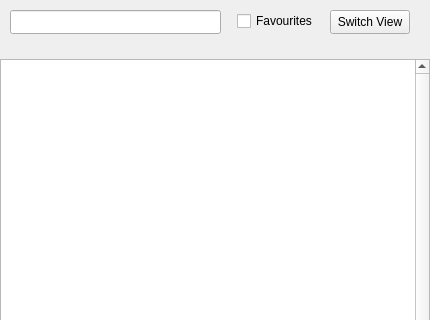
The window that mainwindow.ui (duchaso/contact_list_viewer) describes before a commit, drawn with Qt 5; both pictures show x 0 to 430 and y 0 to 320 of the 430 by 600 pixel window.
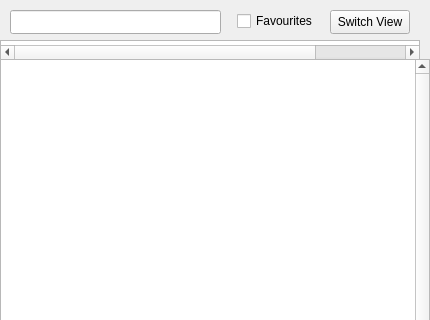
The same window after the commit.

What changed in the file:
```diff
--- a/mainwindow.ui
+++ b/mainwindow.ui
@@ -154,6 +154,311 @@
      </rect>
     </property>
    </widget>
+   <widget class="QTableWidget" name="tableWidget_2">
+    <property name="geometry">
+     <rect>
+      <x>0</x>
+      <y>40</y>
+      <width>420</width>
+      <height>20</height>
+     </rect>
+    </property>
+    <property name="autoFillBackground">
+     <bool>false</bool>
+    </property>
+    <property name="showGrid">
+     <bool>false</bool>
+    </property>
+    <attribute name="horizontalHeaderVisible">
+     <bool>false</bool>
+    </attribute>
+    <attribute name="horizontalHeaderMinimumSectionSize">
+     <number>16</number>
+    </attribute>
+    <attribute name="horizontalHeaderDefaultSectionSize">
+     <number>16</number>
+    </attribute>
+    <attribute name="horizontalHeaderHighlightSections">
+     <bool>true</bool>
+    </attribute>
+    <attribute name="verticalHeaderVisible">
+     <bool>false</bool>
+    </attribute>
+    <attribute name="verticalHeaderMinimumSectionSize">
+     <number>16</number>
+    </attribute>
+    <attribute name="verticalHeaderDefaultSectionSize">
+     <number>16</number>
+    </attribute>
+    <attribute name="verticalHeaderHighlightSections">
+     <bool>true</bool>
+    </attribute>
+    <row>
+     <property name="text">
+      <string>New Row</string>
+     </property>
+    </row>
+    <column>
+     <property name="text">
+      <string>New Column</string>
+     </property>
+    </column>
+    <column>
+     <property name="text">
+      <string>New Column</string>
+     </property>
+    </column>
+    <column>
+     <property name="text">
+      <string>New Column</string>
+     </property>
+    </column>
+    <column>
+     <property name="text">
+      <string>New Column</string>
+     </property>
+    </column>
+    <column>
+     <property name="text">
+      <string>New Column</string>
+     </property>
+    </column>
+    <column>
+     <property name="text">
+      <string>New Column</string>
+     </property>
+    </column>
+    <column>
+     <property name="text">
+      <string>New Column</string>
+     </property>
+    </column>
+    <column>
+     <property name="text">
+      <string>New Column</string>
+     </property>
+    </column>
+    <column>
+     <property name="text">
+      <string>New Column</string>
+     </property>
+    </column>
+    <column>
+     <property name="text">
+      <string>New Column</string>
+     </property>
+    </column>
+    <column>
+     <property name="text">
+      <string>New Column</string>
+     </property>
+    </column>
+    <column>
+     <property name="text">
+      <string>New Column</string>
+     </property>
+    </column>
+    <column>
+     <property name="text">
+      <string>New Column</string>
+     </property>
+    </column>
+    <column>
+     <property name="text">
+      <string>New Column</string>
+     </property>
+    </column>
+    <column>
+     <property name="text">
+      <string>New Column</string>
+     </property>
+    </column>
+    <column>
+     <property name="text">
+      <string>New Column</string>
+     </property>
+    </column>
+    <column>
+     <property name="text">
+      <string>New Column</string>
+     </property>
+    </column>
+    <column>
+     <property name="text">
+      <string>New Column</string>
+     </property>
+    </column>
+    <column>
+     <property name="text">
+      <string>New Column</string>
+     </property>
+    </column>
+    <column>
+     <property name="text">
+      <string>New Column</string>
+     </property>
+    </column>
+    <column>
+     <property name="text">
+      <string>New Column</string>
+     </property>
+    </column>
+    <column>
+     <property name="text">
+      <string>New Column</string>
+     </property>
+    </column>
+    <column>
+     <property name="text">
+      <string>New Column</string>
+     </property>
+    </column>
+    <column>
+     <property name="text">
+      <string>New Column</string>
+     </property>
+    </column>
+    <column>
+     <property name="text">
+      <string>New Column</string>
+     </property>
+    </column>
+    <column>
+     <property name="text">
+      <string>New Column</string>
+     </property>
+    </column>
+    <item row="0" column="0">
+     <property name="text">
+      <string>a</string>
+     </property>
+    </item>
+    <item row="0" column="1">
+     <property name="text">
+      <string>b</string>
+     </property>
+    </item>
+    <item row="0" column="2">
+     <property name="text">
+      <string>c</string>
+     </property>
+    </item>
+    <item row="0" column="3">
+     <property name="text">
+      <string>d</string>
+     </property>
+    </item>
+    <item row="0" column="4">
+     <property name="text">
+      <string>e</string>
+     </property>
+    </item>
+    <item row="0" column="5">
+     <property name="text">
+      <string>f</string>
+     </property>
+    </item>
+    <item row="0" column="6">
+     <property name="text">
+      <string>g</string>
+     </property>
+    </item>
+    <item row="0" column="7">
+     <property name="text">
+      <string>h</string>
+     </property>
+    </item>
+    <item row="0" column="8">
+     <property name="text">
+      <string>i</string>
+     </property>
+    </item>
+    <item row="0" column="9">
+     <property name="text">
+      <string>j</string>
+     </property>
+    </item>
+    <item row="0" column="10">
+     <property name="text">
+      <string>k</string>
+     </property>
+    </item>
+    <item row="0" column="11">
+     <property name="text">
+      <string>l</string>
+     </property>
+    </item>
+    <item row="0" column="12">
+     <property name="text">
+      <string>m</string>
+     </property>
+    </item>
+    <item row="0" column="13">
+     <property name="text">
+      <string>n</string>
+     </property>
+    </item>
+    <item row="0" column="14">
+     <property name="text">
+      <string>o</string>
+     </property>
+    </item>
+    <item row="0" column="15">
+     <property name="text">
+      <string>p</string>
+     </property>
+    </item>
+    <item row="0" column="16">
+     <property name="text">
+      <string>q</string>
+     </property>
+    </item>
+    <item row="0" column="17">
+     <property name="text">
+      <string>r</string>
+     </property>
+    </item>
+    <item row="0" column="18">
+     <property name="text">
+      <string>s</string>
+     </property>
+    </item>
+    <item row="0" column="19">
+     <property name="text">
+      <string>t</string>
+     </property>
+    </item>
+    <item row="0" column="20">
+     <property name="text">
+      <string>u</string>
+     </property>
+    </item>
+    <item row="0" column="21">
+     <property name="text">
+      <string>v</string>
+     </property>
+    </item>
+    <item row="0" column="22">
+     <property name="text">
+      <string>w</string>
+     </property>
+    </item>
+    <item row="0" column="23">
+     <property name="text">
+      <string>x</string>
+     </property>
+    </item>
+    <item row="0" column="24">
+     <property name="text">
+      <string>y</string>
+     </property>
+    </item>
+    <item row="0" column="25">
+     <property name="text">
+      <string>z</string>
+     </property>
+    </item>
+   </widget>
   </widget>
   <widget class="QMenuBar" name="menubar">
    <property name="geometry">
```
